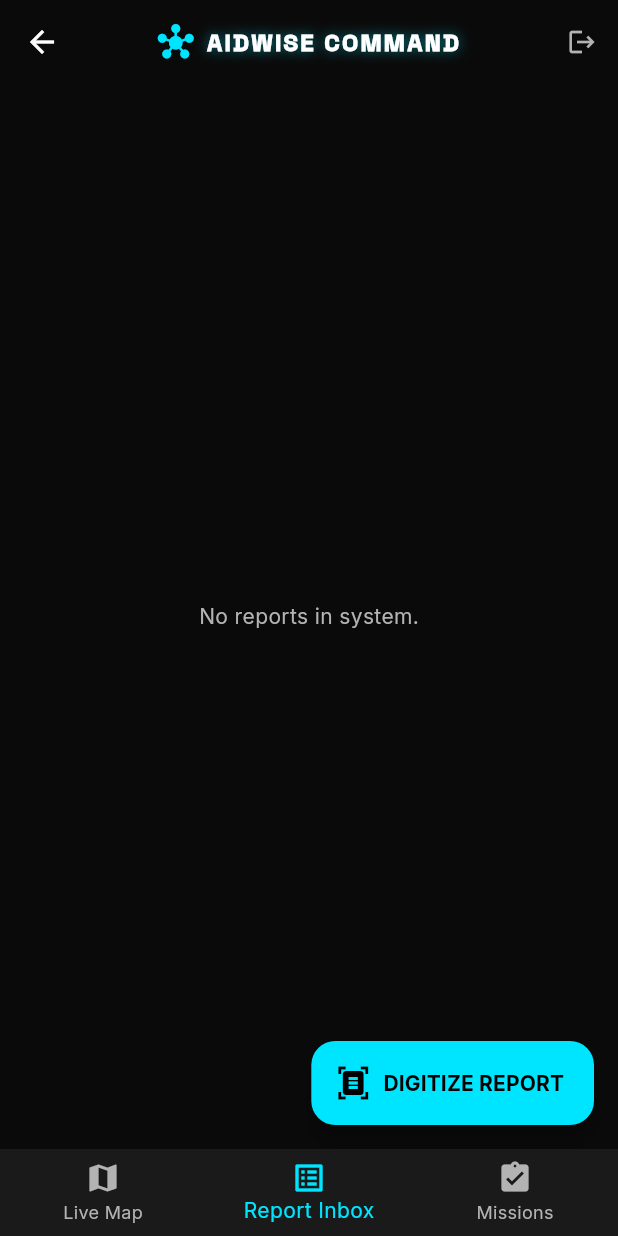
After one commit to nothing144/aidwise, a Flutter app: the AdminHubScreen screen opened directly, item 2 of the bottom bar chosen, on a phone screen of 412 x 824 dp. The commit adds this screen. Run offline on Flutter 3.47's test engine with Material 3 defaults, Android fonts, the phone set to English and light mode, and no system bars; our stand-ins replace cloud_firestore, firebase_auth, firebase_core, geolocator, google_fonts, google_maps_flutter and 1 more; accounts and stored records are empty; generated files the repository leaves out were written again; network calls fail.

Commit message:
feat(admin): upgraded dashboard to multi-tab hub with manual map pins

```diff
--- a/lib/main.dart
+++ b/lib/main.dart
@@ -4,7 +4,7 @@ import 'package:firebase_auth/firebase_auth.dart';
 import 'firebase_options.dart';
 import 'theme/app_theme.dart';
 import 'screens/login_screen.dart';
-import 'screens/heatmap_dashboard.dart';
+import 'screens/admin_hub_screen.dart';
 import 'screens/ai_scanner_screen.dart';
 import 'screens/volunteer_dashboard_screen.dart';
 import 'services/auth_service.dart';
@@ -53,7 +53,7 @@ class AuthWrapper extends StatelessWidget {
                 return const Scaffold(backgroundColor: AppTheme.background, body: Center(child: CircularProgressIndicator()));
               }
               final role = roleSnapshot.data;
-              if (role == 'Admin / NGO') return const HeatmapDashboard();
+              if (role == 'Admin / NGO') return const AdminHubScreen();
               if (role == 'Field Worker') return const AIScannerScreen();
               if (role == 'Volunteer') return const VolunteerDashboardScreen();
 
--- /dev/null
+++ b/lib/screens/admin_hub_screen.dart
@@ -0,0 +1,72 @@
+import 'package:flutter/material.dart';
+import '../theme/app_theme.dart';
+import 'heatmap_dashboard.dart';
+import 'admin_reports_tab.dart';
+import 'admin_missions_tab.dart';
+import '../services/auth_service.dart';
+
+class AdminHubScreen extends StatefulWidget {
+  const AdminHubScreen({super.key});
+
+  @override
+  State<AdminHubScreen> createState() => _AdminHubScreenState();
+}
+
+class _AdminHubScreenState extends State<AdminHubScreen> {
+  int _currentIndex = 0;
+
+  final List<Widget> _pages = [
+    const HeatmapDashboard(showAppBar: false), // Map Tab
+    const AdminReportsTab(),
+    const AdminMissionsTab(),
+  ];
+
+  @override
+  Widget build(BuildContext context) {
+    return Scaffold(
+      backgroundColor: AppTheme.background,
+      appBar: AppBar(
+        title: Row(
+          mainAxisSize: MainAxisSize.min,
+          children: [
+            const Icon(Icons.hub, color: AppTheme.primary),
+            const SizedBox(width: 8),
+            Text('AIDWISE COMMAND', style: TextStyle(
+              color: AppTheme.textPrimary,
+              fontWeight: FontWeight.w900,
+              letterSpacing: 1.5,
+              fontSize: 16,
+              shadows: [Shadow(color: AppTheme.primary.withValues(alpha: 0.5), blurRadius: 10)],
+            )),
+          ],
+        ),
+        backgroundColor: Colors.transparent,
+        elevation: 0,
+        centerTitle: true,
+        actions: [
+          IconButton(
+            icon: const Icon(Icons.logout, color: AppTheme.textSecondary, size: 20),
+            onPressed: () => AuthService().signOut(),
+          )
+        ],
+      ),
+      body: _pages[_currentIndex],
+      bottomNavigationBar: BottomNavigationBar(
+        backgroundColor: AppTheme.surface,
+        selectedItemColor: AppTheme.primary,
+        unselectedItemColor: AppTheme.textSecondary,
+        currentIndex: _currentIndex,
+        onTap: (index) {
+          setState(() {
+            _currentIndex = index;
+          });
+        },
+        items: const [
+          BottomNavigationBarItem(icon: Icon(Icons.map), label: 'Live Map'),
+          BottomNavigationBarItem(icon: Icon(Icons.list_alt), label: 'Report Inbox'),
+          BottomNavigationBarItem(icon: Icon(Icons.assignment_turned_in), label: 'Missions'),
+        ],
+      ),
+    );
+  }
+}
--- /dev/null
+++ b/lib/screens/admin_reports_tab.dart
@@ -0,0 +1,90 @@
+import 'package:flutter/material.dart';
+import 'package:cloud_firestore/cloud_firestore.dart';
+import '../theme/app_theme.dart';
+import 'ai_scanner_screen.dart';
+import 'smart_matcher_screen.dart';
+
+class AdminReportsTab extends StatelessWidget {
+  const AdminReportsTab({super.key});
+
+  @override
+  Widget build(BuildContext context) {
+    return Scaffold(
+      backgroundColor: Colors.transparent,
+      floatingActionButton: FloatingActionButton.extended(
+        onPressed: () {
+          Navigator.push(context, MaterialPageRoute(builder: (_) => const AIScannerScreen(isAdminMode: true)));
+        },
+        backgroundColor: AppTheme.primary,
+        icon: const Icon(Icons.document_scanner, color: Colors.black),
+        label: const Text('DIGITIZE REPORT', style: TextStyle(color: Colors.black, fontWeight: FontWeight.bold)),
+      ),
+      body: StreamBuilder<QuerySnapshot>(
+        stream: FirebaseFirestore.instance.collection('reports').orderBy('timestamp', descending: true).snapshots(),
+        builder: (context, snapshot) {
+          if (!snapshot.hasData) return const Center(child: CircularProgressIndicator(color: AppTheme.primary));
+
+          var reports = snapshot.data!.docs;
+          if (reports.isEmpty) {
+            return const Center(child: Text('No reports in system.', style: TextStyle(color: AppTheme.textSecondary)));
+          }
+
+          return ListView.builder(
+            padding: const EdgeInsets.only(bottom: 80, top: 16),
+            itemCount: reports.length,
+            itemBuilder: (context, index) {
+              var doc = reports[index];
+              var data = doc.data() as Map<String, dynamic>;
+              bool isOffice = data['source'] == 'Admin Dashboard';
+              bool isOpen = data['status'] == 'Open';
+
+              Color statusColor = isOpen ? AppTheme.urgencyHigh : AppTheme.success;
+
+              return Card(
+                color: AppTheme.surface.withValues(alpha: 0.5),
+                margin: const EdgeInsets.symmetric(horizontal: 16, vertical: 8),
+                shape: RoundedRectangleBorder(borderRadius: BorderRadius.circular(12), side: BorderSide(color: AppTheme.surfaceLow)),
+                child: ListTile(
+                  contentPadding: const EdgeInsets.all(16),
+                  leading: CircleAvatar(
+                    backgroundColor: isOffice ? AppTheme.secondary.withValues(alpha: 0.2) : AppTheme.primary.withValues(alpha: 0.2),
+                    child: Icon(isOffice ? Icons.business : Icons.gps_fixed, color: isOffice ? AppTheme.secondary : AppTheme.primary),
+                  ),
+                  title: Text(data['type'] ?? 'Emergency', style: const TextStyle(fontWeight: FontWeight.bold, fontSize: 16, color: Colors.white)),
+                  subtitle: Padding(
+                    padding: const EdgeInsets.only(top: 8.0),
+                    child: Column(
+                      crossAxisAlignment: CrossAxisAlignment.start,
+                      children: [
+                        Text(data['location'] ?? 'Unknown Location', style: const TextStyle(color: AppTheme.textSecondary)),
+                        const SizedBox(height: 4),
+                        Row(
+                          children: [
+                            Container(width: 8, height: 8, decoration: BoxDecoration(color: statusColor, shape: BoxShape.circle)),
+                            const SizedBox(width: 4),
+                            Text(data['status']?.toUpperCase() ?? 'UNKNOWN', style: TextStyle(color: statusColor, fontSize: 10, fontWeight: FontWeight.bold)),
+                          ],
+                        )
+                      ],
+                    ),
+                  ),
+                  trailing: isOpen ? OutlinedButton(
+                    onPressed: () {
+                      Navigator.push(context, MaterialPageRoute(builder: (_) => SmartMatcherScreen(
+                        reportId: doc.id,
+                        location: data['location'] ?? 'Unknown',
+                        need: data['type'] ?? 'Unknown'
+                      )));
+                    },
+                    style: OutlinedButton.styleFrom(side: const BorderSide(color: AppTheme.primary)),
+                    child: const Text('DISPATCH', style: TextStyle(color: AppTheme.primary, fontWeight: FontWeight.bold)),
+                  ) : null,
+                ),
+              );
+            },
+          );
+        },
+      ),
+    );
+  }
+}
```
Also changed, not shown: lib/screens/admin_location_picker_screen.dart (added, +133 -0 lines), lib/screens/admin_missions_tab.dart (added, +65 -0 lines), lib/screens/ai_scanner_screen.dart (+13 -1 lines), lib/screens/heatmap_dashboard.dart (+5 -13 lines).
